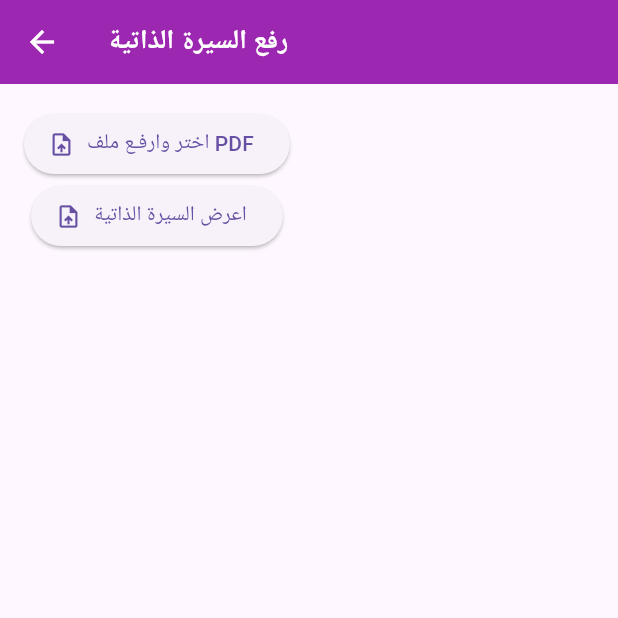
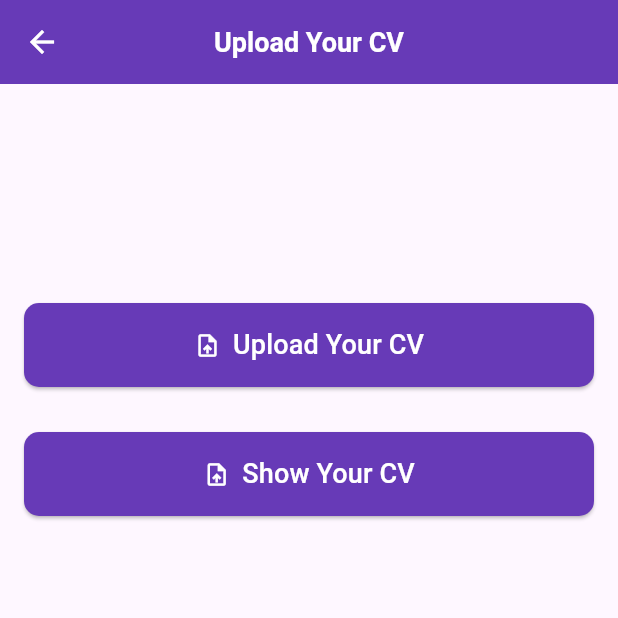
Before and after one commit to Bassel159/flutter, a Flutter app: the UploadCVPage screen opened by its route, on a phone screen of 412 x 824 dp, the top half of it. Run offline on Flutter 3.47's test engine with Material 3 defaults, Android fonts, the phone set to English and light mode, and no system bars; our stand-ins replace cloud_firestore, file_picker, firebase_auth, firebase_core, firebase_storage, google_sign_in; accounts and stored records are empty.

Commit message:
Initial commit

```diff
--- a/lib/showcv.dart
+++ b/lib/showcv.dart
@@ -4,6 +4,8 @@ import 'package:cloud_firestore/cloud_firestore.dart';
 import 'package:url_launcher/url_launcher.dart';
 
 class ViewCVPage extends StatefulWidget {
+  const ViewCVPage({super.key});
+
   @override
   _ViewCVPageState createState() => _ViewCVPageState();
 }
--- a/lib/uploadcv.dart
+++ b/lib/uploadcv.dart
@@ -5,60 +5,120 @@ import 'package:cloud_firestore/cloud_firestore.dart';
 import 'package:firebase_auth/firebase_auth.dart';
 import 'dart:io';
 
+import 'package:url_launcher/url_launcher.dart';
+
 class UploadCVPage extends StatefulWidget {
+  const UploadCVPage({super.key});
+
   @override
   _UploadCVPageState createState() => _UploadCVPageState();
 }
 
 class _UploadCVPageState extends State<UploadCVPage> {
   String? _statusMessage;
+  String? cvUrl;
+  bool isLoading = true;
+  void initState() {
+    super.initState();
+    fetchCVUrl();
+  }
+
+  Future<void> fetchCVUrl() async {
+    final uid = FirebaseAuth.instance.currentUser?.uid;
+
+    if (uid == null) {
+      setState(() {
+        isLoading = false;
+      });
+      return;
+    }
+
+    try {
+      final doc =
+          await FirebaseFirestore.instance.collection('users').doc(uid).get();
+      if (doc.exists && doc.data() != null) {
+        setState(() {
+          cvUrl = doc.data()!['cv_url'];
+          isLoading = false;
+        });
+      } else {
+        setState(() {
+          isLoading = false;
+        });
+      }
+    } catch (e) {
+      print('خطأ في جلب الرابط: $e');
+      setState(() {
+        isLoading = false;
+      });
+    }
+  }
+
+  Future<void> openCV() async {
+    if (cvUrl == null) {
+      ScaffoldMessenger.of(
+        context,
+      ).showSnackBar(SnackBar(content: Text("❌ لا يوجد رابط للسيرة الذاتية")));
+      return;
+    }
+
+    final uri = Uri.parse(cvUrl!);
+    if (await canLaunchUrl(uri)) {
+      await launchUrl(
+        uri,
+        mode: LaunchMode.platformDefault, // أو LaunchMode.inAppWebView
+      );
+    } else {
+      ScaffoldMessenger.of(
+        context,
+      ).showSnackBar(SnackBar(content: Text("❌ لا يمكن فتح الرابط")));
+    }
+  }
 
   Future<void> pickAndUploadPDF() async {
-    // اختيار الملف باستخدام FilePicker
     final result = await FilePicker.platform.pickFiles(
       type: FileType.custom,
       allowedExtensions: ['pdf'],
     );
 
-    // التحقق إذا تم اختيار ملف
     if (result != null && result.files.single.path != null) {
       File file = File(result.files.single.path!);
-      String fileName = 'cv_${DateTime.now().millisecondsSinceEpoch}.pdf';
+      final uid = FirebaseAuth.instance.currentUser!.uid;
+
+      final fileName = 'cv_$uid.pdf';
+      final storageRef = FirebaseStorage.instance.ref().child('cvs/$fileName');
 
       try {
-        // رفع الملف إلى Firebase Storage
-        UploadTask uploadTask = FirebaseStorage.instance
-            .ref('cvs/$fileName')
-            .putFile(file);
+        // 1. حذف الملف القديم إن وجد
+        await storageRef.delete().catchError((e) {
+          print("⚠️ لم يتم حذف الملف القديم أو غير موجود: $e");
+        });
 
-        // انتظار اكتمال عملية الرفع
+        // 2. رفع الملف الجديد بنفس الاسم
+        UploadTask uploadTask = storageRef.putFile(file);
         TaskSnapshot snapshot = await uploadTask;
 
-        // التحقق من حالة الرفع
         if (snapshot.state == TaskState.success) {
-          String downloadUrl = await snapshot.ref.getDownloadURL();
+          final downloadUrl = await snapshot.ref.getDownloadURL();
 
-          // الحصول على UID المستخدم الحالي
-          String uid = FirebaseAuth.instance.currentUser!.uid;
-
-          // حفظ الرابط في Firestore
+          // 3. حفظ الرابط مرة واحدة فقط (أو تجاهله إذا محفوظ مسبقًا)
           await FirebaseFirestore.instance.collection('users').doc(uid).set({
             'cv_url': downloadUrl,
             'uploaded_at': FieldValue.serverTimestamp(),
-          }, SetOptions(merge: true)); // دمج البيانات إذا كان الحقل موجودًا
+          }, SetOptions(merge: true));
 
           setState(() {
-            _statusMessage = '✅ تم رفع السيرة الذاتية بنجاح وحفظ الرابط.';
+            _statusMessage = '✅ تم رفع السيرة الذاتية بنجاح واستبدال القديمة.';
+            cvUrl = downloadUrl;
           });
         } else {
           setState(() {
-            _statusMessage = '❌ حدث خطأ أثناء الرفع.';
+            _statusMessage = '❌ فشل في رفع الملف.';
           });
         }
       } catch (e) {
-        // التعامل مع الأخطاء أثناء الرفع أو الحفظ
         setState(() {
-          _statusMessage = '❌ حدث خطأ أثناء الرفع أو الحفظ: $e';
+          _statusMessage = '❌ خطأ أثناء رفع الملف أو حذفه: $e';
         });
       }
     } else {
@@ -71,22 +131,59 @@ class _UploadCVPageState extends State<UploadCVPage> {
   @override
   Widget build(BuildContext context) {
     return Scaffold(
-      appBar: AppBar(title: Text('رفع السيرة الذاتية')),
+      appBar: AppBar(
+        title: Text("Upload Your CV"),
+        centerTitle: true,
+        elevation: 0,
+        backgroundColor: Colors.deepPurple,
+        foregroundColor: Colors.white,
+      ),
       body: Padding(
         padding: const EdgeInsets.all(16.0),
         child: Column(
+          spacing: 30,
           children: [
-            ElevatedButton.icon(
-              onPressed: pickAndUploadPDF,
-              icon: Icon(Icons.upload_file),
-              label: Text('اختر وارفـع ملف PDF'),
+            SizedBox(height: 100),
+            SizedBox(
+              width: double.infinity,
+              child: ElevatedButton.icon(
+                icon: Icon(Icons.upload_file, color: Colors.white),
+                label: Text(
+                  'Upload Your CV',
+                  style: TextStyle(fontSize: 18, color: Colors.white),
+                ),
+                onPressed: pickAndUploadPDF,
+
+                style: ElevatedButton.styleFrom(
+                  backgroundColor: Colors.deepPurple,
+                  padding: EdgeInsets.symmetric(vertical: 15),
+                  shape: RoundedRectangleBorder(
+                    borderRadius: BorderRadius.circular(10),
+                  ),
+                ),
+              ),
             ),
-            ElevatedButton.icon(
-              onPressed: () {
-                Navigator.of(context).pushNamed("showcv");
-              },
-              icon: Icon(Icons.upload_file),
-              label: Text('اعرض السيرة الذاتية'),
+
+            SizedBox(
+              width: double.infinity,
+              child: ElevatedButton.icon(
+                icon: Icon(Icons.upload_file, color: Colors.white),
+                label: Text(
+                  'Show Your CV',
+                  style: TextStyle(fontSize: 18, color: Colors.white),
+                ),
+                onPressed: () {
+                  openCV();
+                },
+
+                style: ElevatedButton.styleFrom(
+                  backgroundColor: Colors.deepPurple,
+                  padding: EdgeInsets.symmetric(vertical: 15),
+                  shape: RoundedRectangleBorder(
+                    borderRadius: BorderRadius.circular(10),
+                  ),
+                ),
+              ),
             ),
             if (_statusMessage != null)
               Padding(
```
Also changed, not shown: lib/profile.dart (+5 -3 lines).
